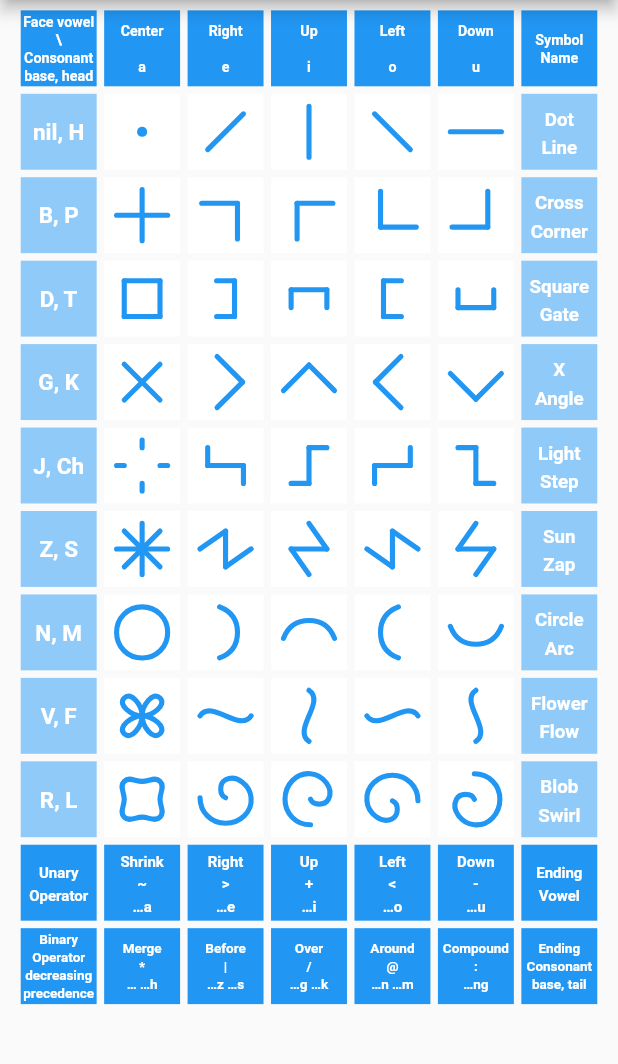
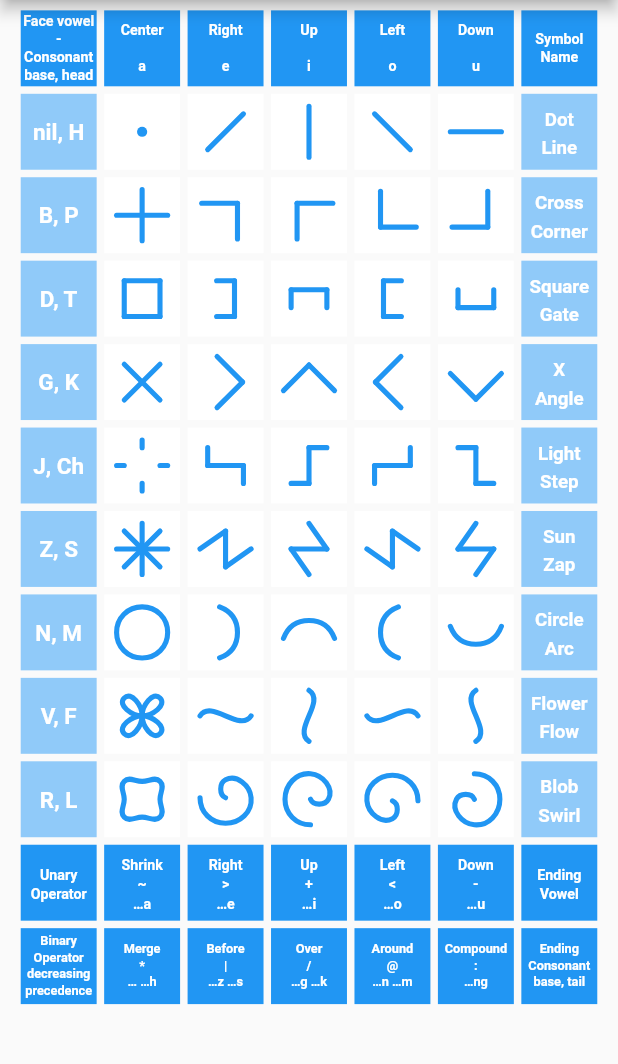
Before and after one commit to bguan/grafon, a Flutter app: the screen it shows after launch, on a phone screen of 412 x 824 dp, the part 84-1148 px from its top. Run offline on Flutter 3.47's test engine with Material 2 defaults, Android fonts, the phone set to English and light mode, and no system bars; our stand-ins replace tuple, url_launcher_web.

Commit message:
Gramtable font size tweaks.

```diff
--- a/lib/gram_table_widget.dart
+++ b/lib/gram_table_widget.dart
@@ -48,21 +48,21 @@ class GramTableView extends StatelessWidget {
 
     final fontScale = width / 1000;
     final fontSizing = (base) => (fontScale * base).clamp(6, 60).toDouble();
-    final textStyle = (fontSize, [lineHeight = 1.3]) => TextStyle(
+    final textStyle = (fontSize, [lineHeight = 1.25]) => TextStyle(
           fontWeight: FontWeight.bold,
           height: lineHeight,
           color: Colors.white,
           fontSize: fontSizing(fontSize),
         );
     final headerStyle = textStyle(19);
-    final unaryFooterStyle = textStyle(20, 1.5);
-    final binaryFooterStyle = textStyle(18);
+    final unaryFooterStyle = textStyle(19, 1.4);
+    final binaryFooterStyle = textStyle(17);
     final rowHeadTextStyle = textStyle(30);
     final rowTailTextStyle = textStyle(25, 1.5);
 
     final headerRow = [
       for (var fTxt in [
-        'Face vowel \\\nConsonant\nbase, head',
+        'Face vowel -\nConsonant\nbase, head',
         ...Face.values
             .map((f) => '${f.shortName}\n\n${f.vowel.shortName.toLowerCase()}'),
         'Symbol\nName'
```
